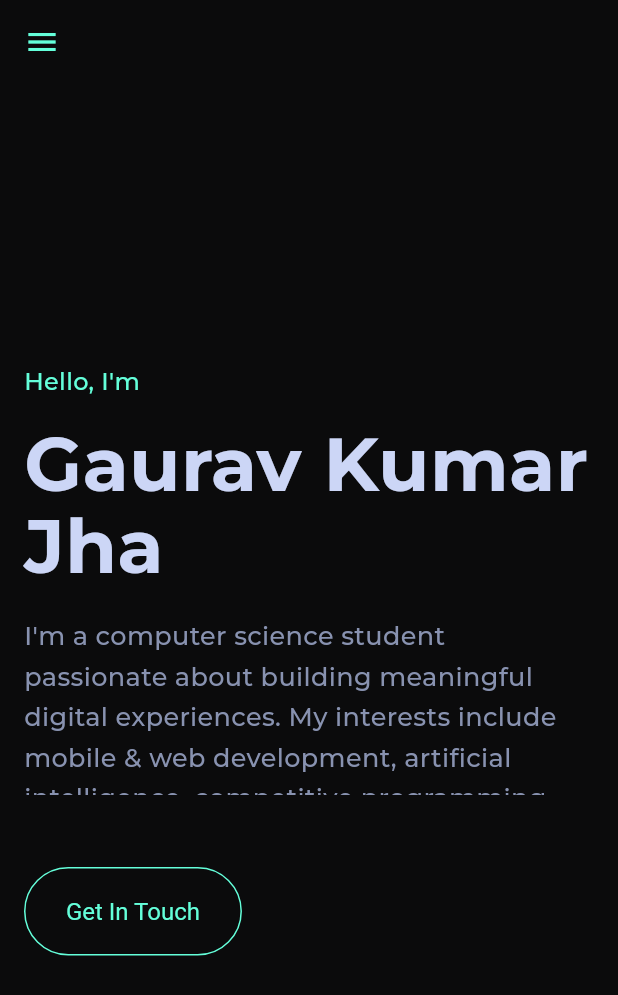
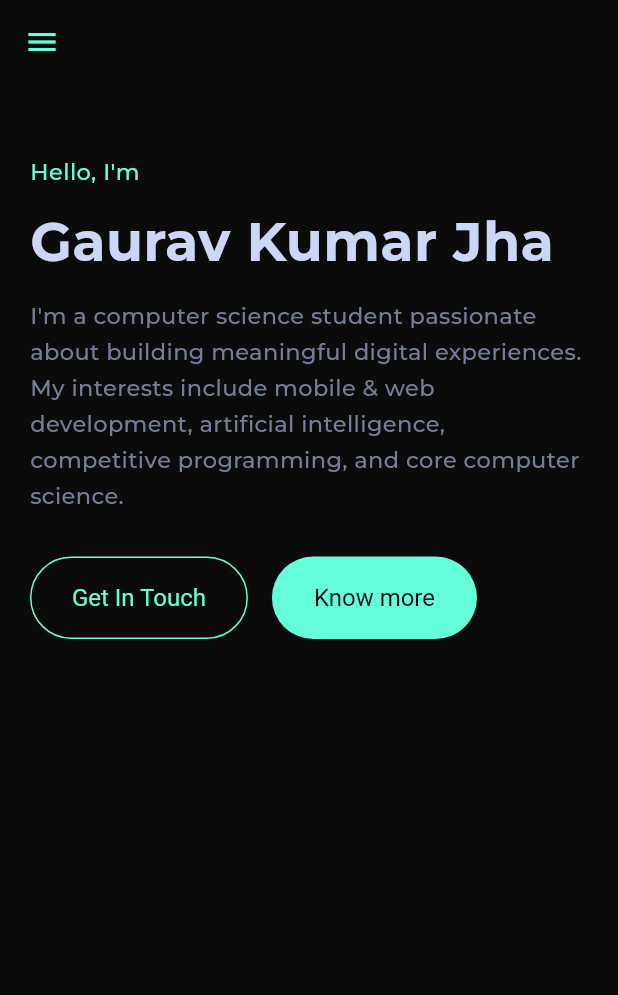
Before and after one commit to gauravvjhaa/portfolio, a Flutter app: the screen it shows after launch, on a phone screen of 412 x 824 dp. Shown: the top 995 px of the screen. Run offline on Flutter 3.47's test engine with Material 3 defaults, Android fonts, the light colour scheme and no system bars; drawn by our look-alikes of animated_text_kit, flutter_animate; our stand-ins replace flutter_markdown, flutter_spinkit, google_fonts, supabase_flutter, url_strategy; missing offline and left inert: dart:html; accounts and stored records are empty.

Commit message:
some changes

```diff
--- a/lib/pages/home_page.dart
+++ b/lib/pages/home_page.dart
@@ -15,45 +15,68 @@ class _HomePageState extends State<HomePage> {
 
   @override
   Widget build(BuildContext context) {
+    final theme = Theme.of(context);
+    final width = MediaQuery.of(context).size.width;
+
+    final bool isXs = width < 360;
+    final bool isSm = width >= 360 && width < 600;
+    final bool isMd = width >= 600 && width < 1024;
+    final bool isLg = width >= 1024;
+
+    final double maxContentWidth = isLg ? 900 : (isMd ? 760 : 560);
+
+    final double greetingSize = isXs ? 14 : (isSm ? 15 : 16);
+    final double nameSize = isXs ? 30 : (isSm ? 36 : (isMd ? 44 : 56));
+    final double introSize = isXs ? 13.5 : (isSm ? 15 : 17);
+
+    final double topGap = isXs ? 16 : 24;
+    final double sectionGap = isXs ? 12 : 16;
+    final double afterNameGap = isXs ? 12 : 18;
+    final double buttonGap = isXs ? 12 : 16;
+
     final introStyle = TextStyle(
-      color: Theme.of(context).colorScheme.onSurface,
-      fontSize: 17,
+      color: theme.colorScheme.onSurface.withOpacity(0.85),
+      fontSize: introSize,
       fontWeight: FontWeight.w500,
       height: 1.6,
     );
 
-    return Center(
-      child: Container(
-        constraints: const BoxConstraints(maxWidth: 900),
+    return Align(
+      alignment: Alignment.topCenter,
+      child: ConstrainedBox(
+        constraints: BoxConstraints(maxWidth: maxContentWidth),
+        child: Padding(
+          padding: EdgeInsets.symmetric(
+            horizontal: isXs ? 16 : 20,
+            vertical: isSm ? 24 : 28,
+          ),
           child: Column(
-          mainAxisAlignment: MainAxisAlignment.center,
+            mainAxisAlignment:
+                isMd || isLg ? MainAxisAlignment.center : MainAxisAlignment.start,
             crossAxisAlignment: CrossAxisAlignment.start,
             children: [
+              SizedBox(height: topGap),
               Text(
                 "Hello, I'm",
                 style: TextStyle(
-                color: Theme.of(context).colorScheme.secondary,
-                fontSize: 16,
+                  color: theme.colorScheme.secondary,
+                  fontSize: greetingSize,
                   fontWeight: FontWeight.w500,
+                  letterSpacing: 0.3,
                 ),
               ),
-            const SizedBox(height: 16),
+              SizedBox(height: sectionGap),
               Text(
                 "Gaurav Kumar Jha",
                 style: TextStyle(
-                color: Theme.of(context).colorScheme.onBackground,
-                fontSize: 50,
+                  color: theme.colorScheme.onBackground,
+                  fontSize: nameSize,
                   fontWeight: FontWeight.bold,
                   height: 1.1,
                 ),
               ),
-            const SizedBox(height: 18),
-
-            // Fixed box prevents layout shifting while typing
-            SizedBox(
-              width: 900,
-              height: 120,
-              child: AnimatedTextKit(
+              SizedBox(height: afterNameGap),
+              AnimatedTextKit(
                 key: const ValueKey('intro_typewriter'),
                 isRepeatingAnimation: false,
                 totalRepeatCount: 1,
@@ -63,37 +86,106 @@ class _HomePageState extends State<HomePage> {
                   TypewriterAnimatedText(
                     _introText,
                     textStyle: introStyle,
-                    speed: const Duration(milliseconds: 30),
-                    cursor: '', // remove cursor to reduce perceived movement
+                    speed: const Duration(milliseconds: 28),
+                    cursor: '',
                   ),
                 ],
               ),
+              SizedBox(height: isXs ? 20 : 28),
+              Wrap(
+                spacing: buttonGap,
+                runSpacing: 12,
+                children: [
+                  _OutlinedActionButton(
+                    label: "Get In Touch",
+                    onPressed: () => Navigator.pushNamed(context, '/contact'),
+                    color: theme.colorScheme.secondary,
+                    isCompact: isXs,
                   ),
-
-            const SizedBox(height: 48),
-            ElevatedButton(
-              style: ElevatedButton.styleFrom(
-                backgroundColor: Colors.transparent,
-                foregroundColor: Theme.of(context).colorScheme.secondary,
-                elevation: 0,
-                side: BorderSide(
-                  color: Theme.of(context).colorScheme.secondary,
-                  width: 1,
-                ),
-                padding: const EdgeInsets.symmetric(
-                  horizontal: 28,
-                  vertical: 20,
-                ),
-                textStyle: const TextStyle(fontSize: 16),
-              ),
-              onPressed: () {
-                Navigator.pushNamed(context, '/contact');
-              },
-              child: const Text("Get In Touch"),
+                  if (isSm || isXs)
+                    _FilledActionButton(
+                      label: "Know more",
+                      onPressed: () => Scaffold.of(context).openDrawer(),
+                      color: theme.colorScheme.secondary,
+                      textColor: theme.primaryColor,
+                      isCompact: isXs,
                     ),
                 ],
+              ),
+              SizedBox(height: isXs ? 16 : 24),
+            ],
+          ),
         ),
       ),
     );
   }
 }
+
+class _OutlinedActionButton extends StatelessWidget {
+  const _OutlinedActionButton({
+    required this.label,
+    required this.onPressed,
+    required this.color,
+    required this.isCompact,
+  });
+
+  final String label;
+  final VoidCallback onPressed;
+  final Color color;
+  final bool isCompact;
+
+  @override
+  Widget build(BuildContext context) {
+    return ElevatedButton(
+      style: ElevatedButton.styleFrom(
+        backgroundColor: Colors.transparent,
+        foregroundColor: color,
+        elevation: 0,
+        side: BorderSide(color: color, width: 1),
+        padding: EdgeInsets.symmetric(
+          horizontal: isCompact ? 20 : 28,
+          vertical: isCompact ? 14 : 18,
+        ),
+        textStyle: TextStyle(fontSize: isCompact ? 14 : 16),
+        shape: RoundedRectangleBorder(borderRadius: BorderRadius.circular(30)),
+      ),
+      onPressed: onPressed,
+      child: Text(label),
+    );
+  }
+}
+
+class _FilledActionButton extends StatelessWidget {
+  const _FilledActionButton({
+    required this.label,
+    required this.onPressed,
+    required this.color,
+    required this.textColor,
+    required this.isCompact,
+  });
+
+  final String label;
+  final VoidCallback onPressed;
+  final Color color;
+  final Color textColor;
+  final bool isCompact;
+
+  @override
+  Widget build(BuildContext context) {
+    return ElevatedButton(
+      style: ElevatedButton.styleFrom(
+        backgroundColor: color,
+        foregroundColor: textColor,
+        elevation: 0,
+        padding: EdgeInsets.symmetric(
+          horizontal: isCompact ? 20 : 28,
+          vertical: isCompact ? 14 : 18,
+        ),
+        textStyle: TextStyle(fontSize: isCompact ? 14 : 16),
+        shape: RoundedRectangleBorder(borderRadius: BorderRadius.circular(30)),
+      ),
+      onPressed: onPressed,
+      child: Text(label),
+    );
+  }
+}
--- a/lib/widgets/layout.dart
+++ b/lib/widgets/layout.dart
@@ -44,7 +44,6 @@ class MobileLayout extends StatelessWidget {
       appBar: AppBar(
         backgroundColor: Theme.of(context).primaryColor,
         elevation: 0,
-
         leading: Builder(
           builder: (context) {
             return IconButton(
@@ -55,23 +54,9 @@ class MobileLayout extends StatelessWidget {
               onPressed: () {
                 Scaffold.of(context).openDrawer();
               },
-    ).animate(
-      delay: 500.ms,
-      onPlay: (controller) async {
-        for (int i = 0; i < 2; i++) {
-          await controller.forward(from: 0);
-          await controller.reverse();
-        }
-      },
-    ).scale(
-      begin: const Offset(1, 1),
-      end: const Offset(1.2, 1.2),
-      duration: 600.ms,
-      curve: Curves.easeInOut,
             );
           },
         ),
-
         title: Text(
           '',
           style: TextStyle(
@@ -87,9 +72,7 @@ class MobileLayout extends StatelessWidget {
           child: const SideNavigation(isMobile: true),
         ),
       ),
-      body: SafeArea(
-        child: Padding(padding: const EdgeInsets.all(16.0), child: child),
-      ),
+      body: SafeArea(child: child), // <-- no global scroll here
     );
   }
 }
```
Also changed, not shown: lib/pages/blog_page.dart (+101 -84 lines), lib/pages/education_page.dart (+9 -19 lines), lib/pages/gallery_page.dart (+1 -7 lines), lib/pages/open_source_page.dart (+0 -7 lines), lib/pages/resume_page.dart (+33 -24 lines), 2 other files. Lines whose indentation alone changed are shown as unchanged.
